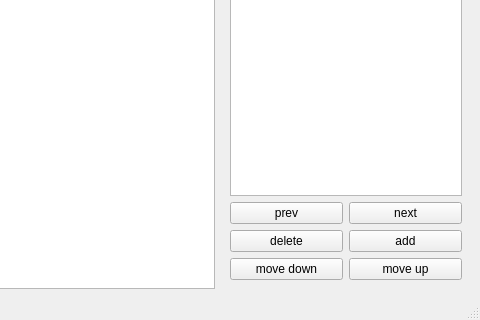
First picture: the form in client/gui.ui, repository Trion/nightsky, before the edit; both pictures show x 318 to 798 and y 138 to 458 of the 798 by 458 pixel window.
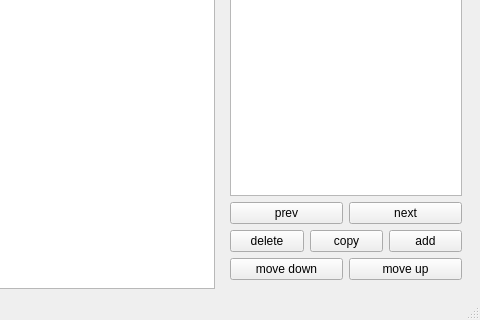
Second picture: the form after the edit.

Commit message: finish frame management

```diff
--- a/client/gui.ui
+++ b/client/gui.ui
@@ -68,7 +68,7 @@
         </widget>
        </item>
        <item>
-        <layout class="QHBoxLayout" name="line2">
+        <layout class="QHBoxLayout" name="line1">
          <item>
           <widget class="QPushButton" name="prevButton">
            <property name="text">
@@ -92,7 +92,7 @@
         </layout>
        </item>
        <item>
-        <layout class="QHBoxLayout" name="line1">
+        <layout class="QHBoxLayout" name="line2">
          <item>
           <widget class="QPushButton" name="deleteButton">
            <property name="text">
@@ -103,6 +103,16 @@
            </property>
           </widget>
          </item>
+         <item>
+          <widget class="QPushButton" name="copyButton">
+           <property name="text">
+            <string>copy</string>
+           </property>
+           <property name="shortcut">
+            <string>Ctrl+C</string>
+           </property>
+          </widget>
+         </item>
          <item>
           <widget class="QPushButton" name="addButton">
            <property name="text">
```
Left out of the diff: 16 changed lines with no effect on the pictures. The commit also changes 2 other files.
